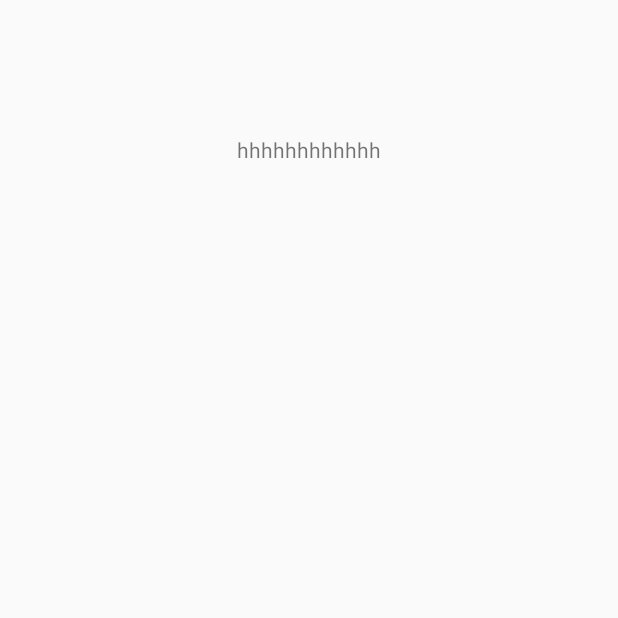
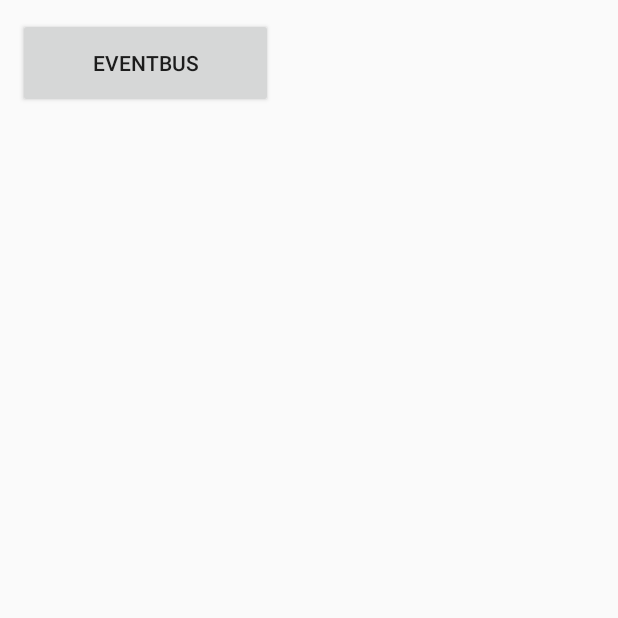
Before and after one commit to NobodyCaiCai/ThirdEventStudy, an Android app: the screen it shows after launch (MainActivity), on a phone screen of 412 x 824 dp, the top half of it. Before the commit the part shown is almost empty. Run offline under Robolectric (Android 15) with nearby library versions, the phone set to English and light mode, and no system bars; our stand-ins replace EventBus; libraries missing offline, so code that uses them is left out: com.example.myapp; 1 statement that could not run was skipped.

Commit message:
eventBus init

```diff
--- a/app/src/main/java/com/caicai/thirdeventstudy/MainActivity.kt
+++ b/app/src/main/java/com/caicai/thirdeventstudy/MainActivity.kt
@@ -1,12 +1,26 @@
 package com.caicai.thirdeventstudy
 
+import android.content.Intent
 import android.os.Bundle
+import android.view.View
+import android.widget.Button
 import androidx.activity.ComponentActivity
+import com.caicai.thirdeventstudy.eventBus.EventBusEmptyActivity
+import com.caicai.thirdeventstudy.eventBus.EventBusTestActivity
 
 
-class MainActivity : ComponentActivity() {
+class MainActivity : ComponentActivity(), View.OnClickListener {
     override fun onCreate(savedInstanceState: Bundle?) {
         super.onCreate(savedInstanceState)
         setContentView(R.layout.activity_main)
+        findViewById<Button>(R.id.btn_eventbus).setOnClickListener(this)
+    }
+
+    override fun onClick(v: View?) {
+        when (v?.id) {
+            R.id.btn_eventbus -> {
+                startActivity(Intent(this, EventBusTestActivity::class.java))
+            }
+        }
     }
 }
--- /dev/null
+++ b/app/src/main/java/com/caicai/thirdeventstudy/MyApplication.kt
@@ -0,0 +1,13 @@
+package com.caicai.thirdeventstudy
+
+import android.app.Application
+import com.example.myapp.MyEventBusIndex
+import org.greenrobot.eventbus.EventBus
+
+class MyApplication : Application() {
+
+    override fun onCreate() {
+        super.onCreate()
+        EventBus.builder().addIndex(MyEventBusIndex()).installDefaultEventBus()
+    }
+}
--- /dev/null
+++ b/app/src/main/java/com/caicai/thirdeventstudy/eventBus/MessageEvent.kt
@@ -0,0 +1,3 @@
+package com.caicai.thirdeventstudy.eventBus
+
+data class MessageEvent(val message: String)
--- a/app/src/main/res/layout/activity_main.xml
+++ b/app/src/main/res/layout/activity_main.xml
@@ -2,13 +2,15 @@
 <LinearLayout xmlns:android="http://schemas.android.com/apk/res/android"
     android:orientation="vertical"
     android:layout_width="match_parent"
-    android:layout_height="match_parent">
+    android:layout_height="match_parent"
+    android:padding="12dp">
 
-    <TextView
-        android:layout_width="200dp"
-        android:layout_height="200dp"
-        android:layout_gravity="center"
+    <Button
+        android:id="@+id/btn_eventbus"
+        android:layout_width="170dp"
+        android:layout_height="60dp"
+        android:layout_gravity="left"
         android:gravity="center"
-        android:text="hhhhhhhhhhhh"/>
+        android:text="eventBus"/>
 
 </LinearLayout>
--- a/app/src/main/res/values/strings.xml
+++ b/app/src/main/res/values/strings.xml
@@ -1,3 +1,4 @@
 <resources>
     <string name="app_name">ThirdEventStudy</string>
+    <string name="hello_blank_fragment">Hello blank fragment</string>
 </resources>
```
Also changed, not shown: app/build.gradle.kts (+13 -0 lines), app/src/main/AndroidManifest.xml (+8 -1 lines), app/src/main/java/com/caicai/thirdeventstudy/eventBus/EventBusEmptyActivity.kt (added, +28 -0 lines), app/src/main/java/com/caicai/thirdeventstudy/eventBus/EventBusFragment.kt (added, +39 -0 lines), app/src/main/java/com/caicai/thirdeventstudy/eventBus/EventBusTestActivity.kt (added, +62 -0 lines), app/src/main/res/layout/activity_empty.xml (added, +14 -0 lines), app/src/main/res/layout/activity_event_bus_test.xml (added, +28 -0 lines), app/src/main/res/layout/fragment_blank.xml (added, +10 -0 lines), build.gradle.kts (+9 -0 lines), gradle/libs.versions.toml (+7 -0 lines).
